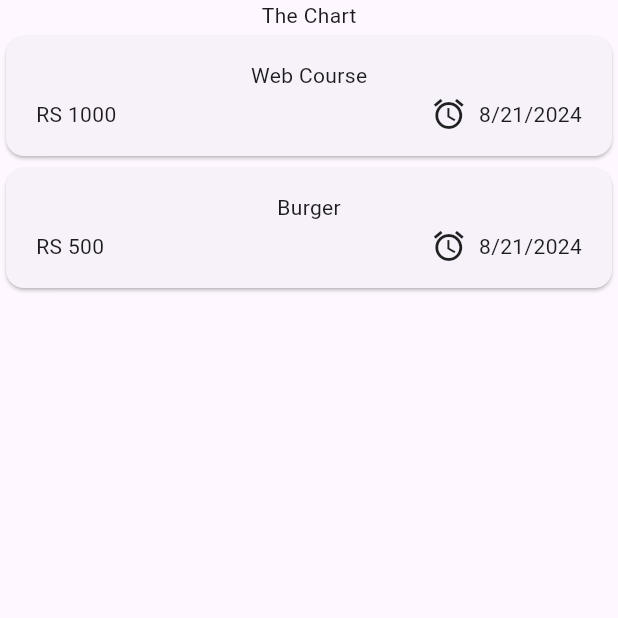
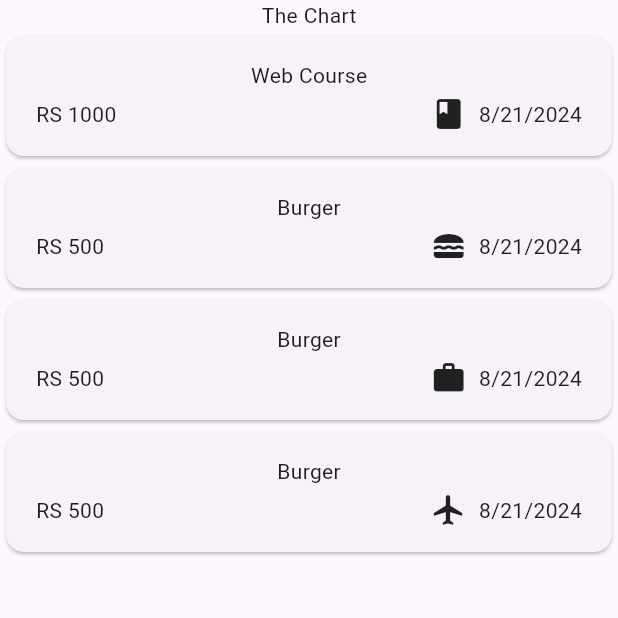
Before and after one commit to bilalfattah96/expense_tracker, a Flutter app: the screen it shows after launch, on a phone screen of 412 x 824 dp, the top half of it. Run offline on Flutter 3.47's test engine with Material 3 defaults, Android fonts, the phone set to English and light mode, and no system bars.

Commit message:
new push

```diff
--- a/lib/expense_item.dart
+++ b/lib/expense_item.dart
@@ -22,7 +22,8 @@ class ExpenseItem extends StatelessWidget {
                 Spacer(),
                 Row(
                   children: [
-                    Icon(Icons.alarm),
+                    // Icon(Icons.alarm),
+                    Icon(categoryIcons[expense.category]),
                     SizedBox(width: 8,),
                     // Text('${expense.date.day}-${expense.date.month}-${expense.date.year}')
                     Text(expense.formattedDate),
--- a/lib/expenses.dart
+++ b/lib/expenses.dart
@@ -21,6 +21,16 @@ class _ExpensesState extends State<Expenses> {
         amount: 500,
         date: DateTime.now(),
         category: Category.food),
+        Expense(
+        title: 'Burger',
+        amount: 500,
+        date: DateTime.now(),
+        category: Category.work),
+        Expense(
+        title: 'Burger',
+        amount: 500,
+        date: DateTime.now(),
+        category: Category.travel),
   ];
 
   @override
--- a/lib/model/expense.dart
+++ b/lib/model/expense.dart
@@ -1,9 +1,17 @@
+import 'package:flutter/material.dart';
 import 'package:intl/intl.dart';
 import 'package:uuid/uuid.dart';
 
 final uuid = Uuid();
 final formatter = DateFormat.yMd();
 enum Category { food, travel, course, work }
+
+const categoryIcons = {
+  Category.food: Icons.lunch_dining,
+  Category.travel: Icons.flight,
+  Category.course: Icons.book,
+  Category.work: Icons.work,
+};
 
 class Expense {
   Expense(
```
